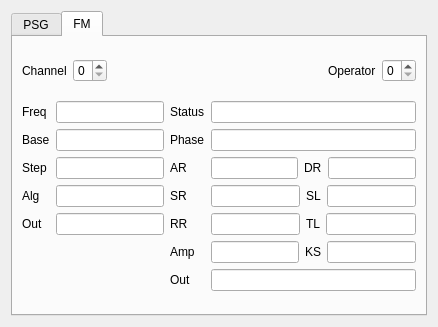
First picture: the form in ui/dbgwidgets/form_ay.ui, repository samstyle/Xpeccy, before the edit.
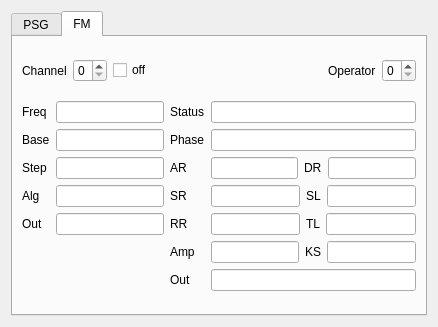
Second picture: the form after the edit. The open tabs and pages were chosen to show the change.

```diff
--- a/ui/dbgwidgets/form_ay.ui
+++ b/ui/dbgwidgets/form_ay.ui
@@ -336,6 +336,13 @@
            </property>
           </widget>
          </item>
+         <item>
+          <widget class="QCheckBox" name="fmChanOff">
+           <property name="text">
+            <string>off</string>
+           </property>
+          </widget>
+         </item>
          <item>
           <spacer name="horizontalSpacer">
            <property name="orientation">
```
